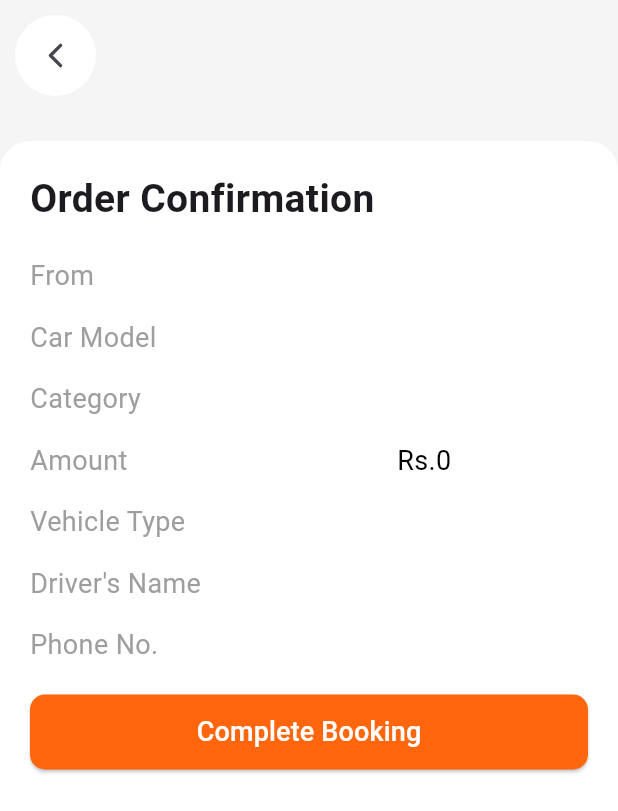
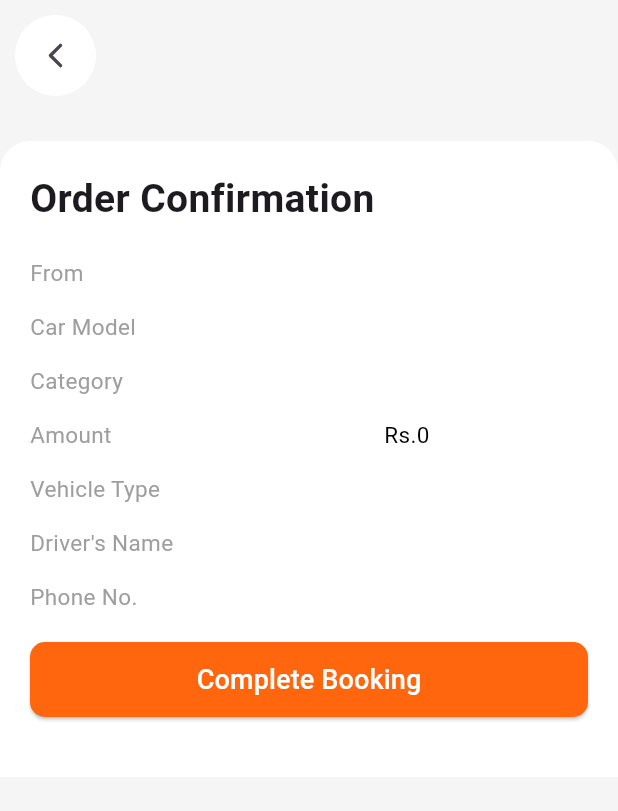
Before and after one commit to Sthasaurav/carrental, a Flutter app: the CheckoutScreen screen opened directly with empty values, on a phone screen of 412 x 824 dp. Shown: the top 811 px of the screen. Run offline on Flutter 3.47's test engine with Material 3 defaults, Android fonts, the phone set to English and light mode, and no system bars; our stand-ins replace carousel_slider, cloud_firestore, dotted_border, firebase_auth, firebase_core, firebase_messaging and 13 more; accounts and stored records are empty.

Commit message:
checkout screen

```diff
--- a/lib/Model/product.dart
+++ b/lib/Model/product.dart
@@ -14,7 +14,8 @@ class Product {
   final String phoneNumber;
   final String driverName;
   final String driverImage;
-
+  final String id;
+  final double count;
 
   Product({
     required this.title,
@@ -28,6 +29,8 @@ class Product {
     required this.phoneNumber,
     required this.driverName,
     required this.driverImage,
+    required this.id,
+    required this.count,
   });
 
   // Define the fromMap method to convert a Firestore document snapshot into a Product object
@@ -37,7 +40,6 @@ class Product {
       description: map['description'] ?? '',
       image: map['image'] ?? '',
       price: map['price'] ?? '',
-
       category: map['category'] ?? '',
       rate: (map['rate'] ?? 0).toDouble(),
       vehicletype: map['vehicletype'] ?? '',
@@ -45,6 +47,9 @@ class Product {
       phoneNumber: map['phoneNumber'] ?? '',
       driverName: map['driverName'] ?? '',
       driverImage: map['driverImage'] ?? '',
+      id: map['id'] ?? '',
+      count: (map['count'] ?? 0).toDouble(),
+
     );
   }
 }
--- a/lib/screen/checkout_screen.dart
+++ b/lib/screen/checkout_screen.dart
@@ -74,11 +74,11 @@ class CheckoutScreen extends StatelessWidget {
                     buildOrderDetail("Phone No.     ", product.phoneNumber),
                     const SizedBox(height: 20),
                     ElevatedButton(
+                      // Implement the logic to complete the booking
+                      // This could involve processing payment, updating database, etc.
+                      // After completion, navigate to a confirmation screen
+                      // Assuming you have initialized Firestore somewhere in your app
                       onPressed: () async {
-                        // Implement the logic to complete the booking
-                        // This could involve processing payment, updating database, etc.
-                        // After completion, navigate to a confirmation screen
-                        // Assuming you have initialized Firestore somewhere in your app
                         FirebaseFirestore firestore =
                             FirebaseFirestore.instance;
 
@@ -143,14 +143,14 @@ class CheckoutScreen extends StatelessWidget {
       children: [
         Text(
           label,
-          style: const TextStyle(fontSize: 18, color: Colors.grey),
+          style: const TextStyle(fontSize: 15, color: Colors.grey),
         ),
         const SizedBox(width: 10),
         Spacer(),
         Expanded(
           child: Text(
             value,
-            style: const TextStyle(fontSize: 18, color: Colors.black),
+            style: const TextStyle(fontSize: 15, color: Colors.black),
           ),
         ),
       ],
--- a/pubspec.yaml
+++ b/pubspec.yaml
@@ -62,6 +62,8 @@ dependencies:
   geocoding: ^2.2.0
   ionicons: ^0.2.2
   iconsax: ^0.0.8
+  khalti_flutter: ^3.0.0
+  khalti: ^2.0.0
 
 dev_dependencies:
   flutter_test:
```
Also changed, not shown: pubspec.lock, 2 other files.
